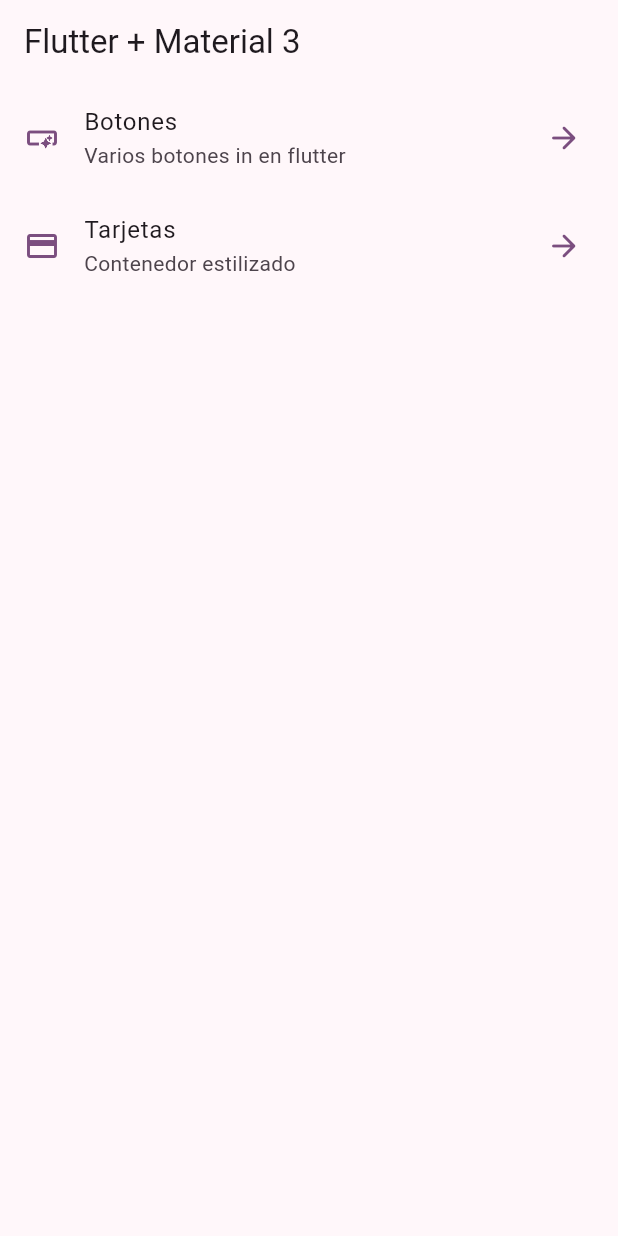
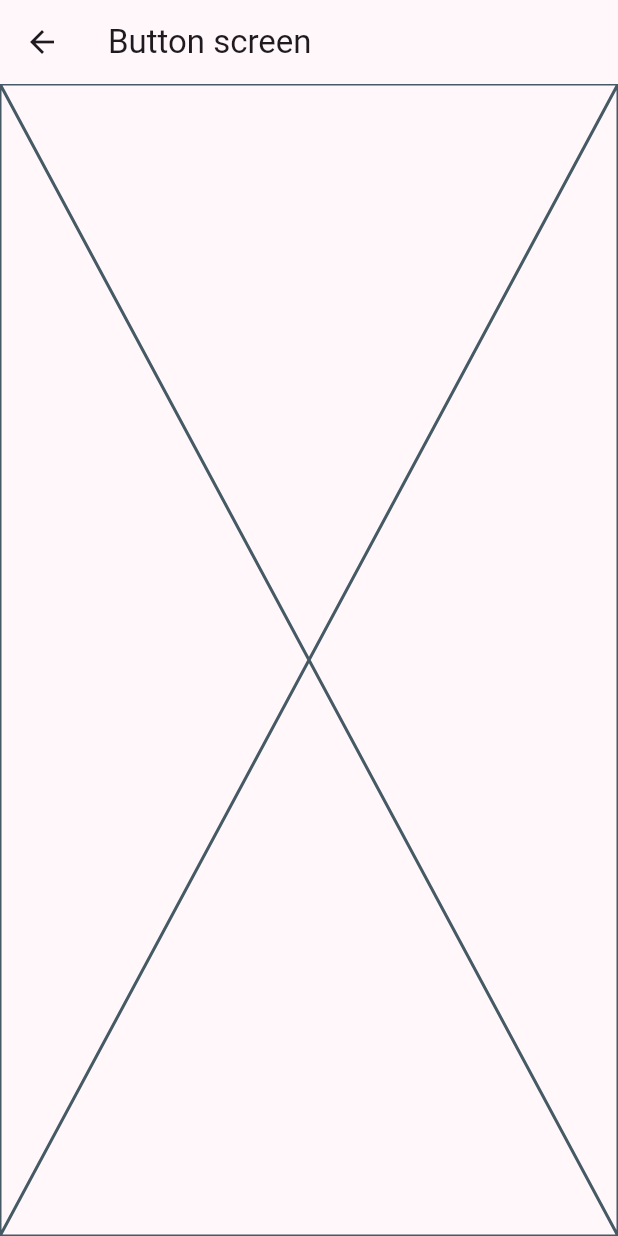
Before and after one commit to locojuhi/widgets_app, a Flutter app: the screen it shows after launch, after a tap on "Botones", on a phone screen of 412 x 824 dp. Run offline on Flutter 3.47's test engine with Material 3 defaults, Android fonts, the phone set to English and light mode, and no system bars.

```diff
--- a/lib/main.dart
+++ b/lib/main.dart
@@ -1,5 +1,7 @@
 import 'package:flutter/material.dart';
 import 'package:widgets_app/config/theme/app_theme.dart';
+import 'package:widgets_app/presentations/screens/buttons/buttons_screen.dart';
+import 'package:widgets_app/presentations/screens/cards/cards_screen.dart';
 import 'package:widgets_app/presentations/screens/home/home_screen.dart';
 
 void main() {
@@ -12,6 +14,10 @@ class MainApp extends StatelessWidget {
   @override
   Widget build(BuildContext context) {
     return MaterialApp(
+      routes: {
+        '/buttons': (context) => const ButtonsScreen(),
+        '/cards': (context) => const CardsScreen(),
+      },
       debugShowCheckedModeBanner: false,
       theme: AppTheme(selectedColor: 4).getTheme(),
       home: const HomeScreen()
--- /dev/null
+++ b/lib/presentations/screens/buttons/buttons_screen.dart
@@ -0,0 +1,15 @@
+import 'package:flutter/material.dart';
+
+class ButtonsScreen extends StatelessWidget {
+  const ButtonsScreen({super.key});
+
+  @override
+  Widget build(BuildContext context) {
+    return Scaffold(
+      appBar: AppBar(
+        title: const Text('Button screen'),
+      ),
+      body: const Placeholder(),
+    );
+  }
+}
--- a/lib/presentations/screens/home/home_screen.dart
+++ b/lib/presentations/screens/home/home_screen.dart
@@ -1,5 +1,6 @@
 import 'package:flutter/material.dart';
 import 'package:widgets_app/config/menu/menu_item.dart';
+import 'package:widgets_app/presentations/screens/buttons/buttons_screen.dart';
 
 class HomeScreen extends StatelessWidget {
   const HomeScreen({super.key});
@@ -53,6 +54,11 @@ class _CustomListTile extends StatelessWidget {
       trailing: Icon(Icons.arrow_forward_rounded, color: colors.primary,),
       onTap: (){
         // TODO: Naavegar otras pantallas
+        Navigator.of(context).push(
+          MaterialPageRoute(
+            builder: (context) => const ButtonsScreen()
+          )
+        );
       },
     );
   }
```
Also changed, not shown: lib/presentations/screens/cards/cards_screen.dart (added, +15 -0 lines).
